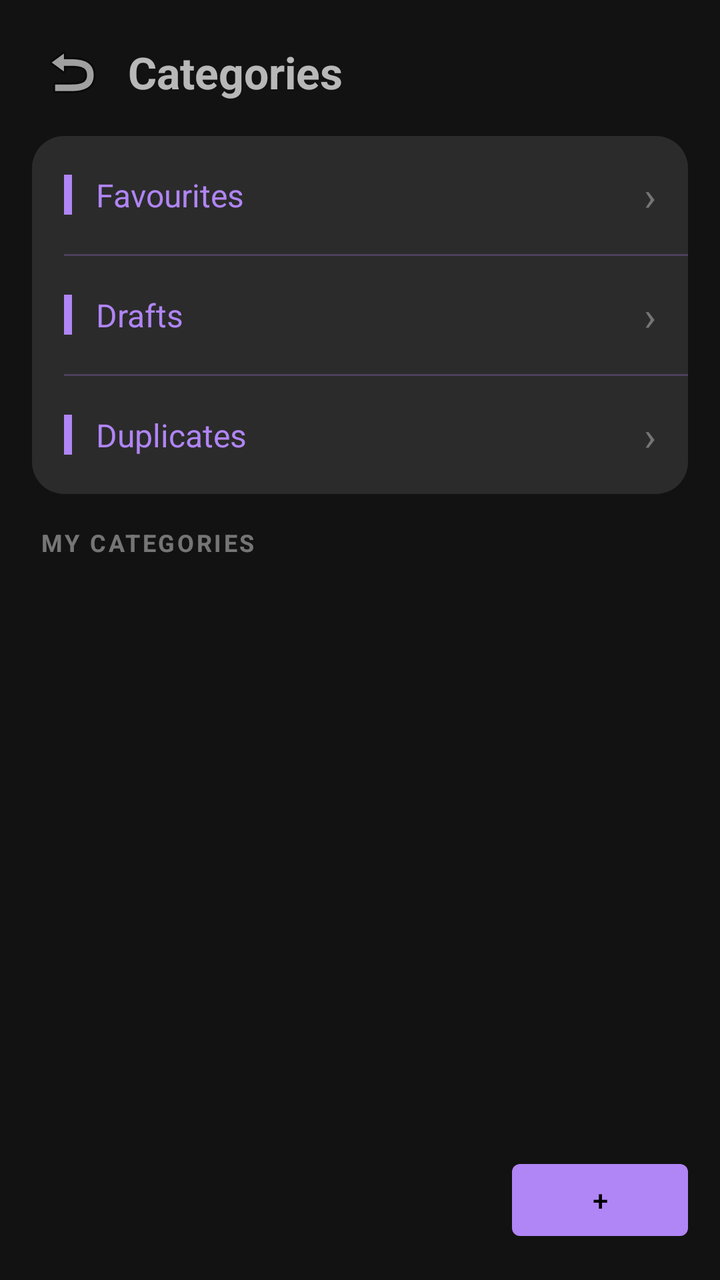
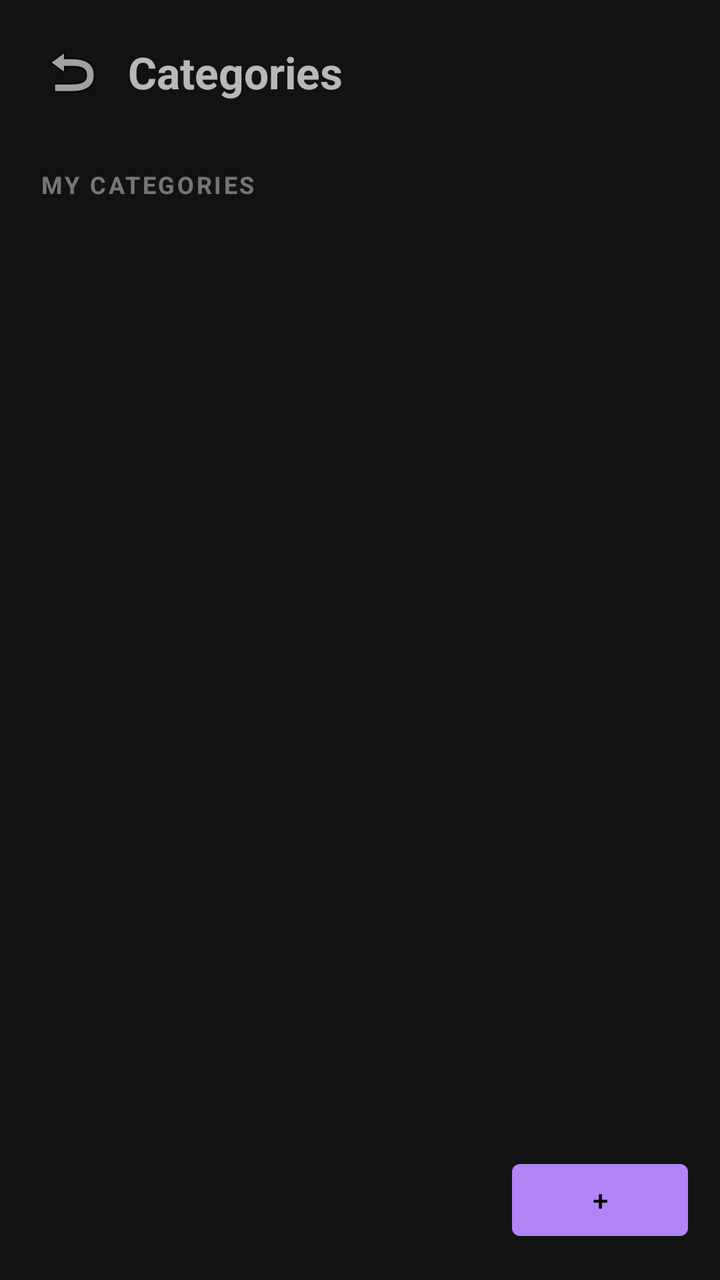

An Android layout rendered at two revisions. The XML below is the earlier revision; the diff shows what the commit changed to produce the second picture.
<!-- AndroidManifest.xml: activity theme Theme.Library.Default -->
<!-- res/layout/activity_categories.xml -->
<LinearLayout xmlns:android="http://schemas.android.com/apk/res/android"
    android:layout_width="match_parent"
    android:layout_height="match_parent"
    android:orientation="vertical"
    android:padding="16dp">

    <LinearLayout
        android:layout_width="match_parent"
        android:layout_height="wrap_content"
        android:orientation="horizontal"
        android:gravity="center_vertical"
        android:layout_marginBottom="12dp">

        <ImageButton
            android:id="@+id/backButton"
            android:layout_width="40dp"
            android:layout_height="40dp"
            android:padding="8dp"
            android:src="@android:drawable/ic_menu_revert"
            android:background="?attr/selectableItemBackground"
            android:contentDescription="Back" />

        <TextView
            android:layout_width="wrap_content"
            android:layout_height="wrap_content"
            android:layout_marginStart="8dp"
            android:text="Categories"
            android:textSize="22sp"
            android:textStyle="bold" />

    </LinearLayout>

    <LinearLayout
        android:layout_width="match_parent"
        android:layout_height="wrap_content"
        android:orientation="vertical"
        android:background="@drawable/settings_card_bg"
        android:layout_marginBottom="16dp">

        <LinearLayout
            android:id="@+id/pinnedFavouritesRow"
            android:layout_width="match_parent"
            android:layout_height="wrap_content"
            android:orientation="horizontal"
            android:gravity="center_vertical"
            android:clickable="true"
            android:focusable="true"
            android:background="?attr/selectableItemBackground"
            android:padding="16dp">

            <View
                android:layout_width="4dp"
                android:layout_height="20dp"
                android:background="?attr/appColorPrimary" />

            <TextView
                android:layout_width="0dp"
                android:layout_height="wrap_content"
                android:layout_weight="1"
                android:layout_marginStart="12dp"
                android:text="Favourites"
                android:textSize="16sp"
                android:textColor="?attr/appColorPrimary" />

            <TextView
                android:layout_width="wrap_content"
                android:layout_height="wrap_content"
                android:text="›"
                android:textSize="20sp"
                android:alpha="0.5" />

        </LinearLayout>

        <View
            android:layout_width="match_parent"
            android:layout_height="1dp"
            android:background="?attr/appColorPrimary"
            android:alpha="0.25"
            android:layout_marginStart="16dp" />

        <LinearLayout
            android:id="@+id/pinnedDraftsRow"
            android:layout_width="match_parent"
            android:layout_height="wrap_content"
            android:orientation="horizontal"
            android:gravity="center_vertical"
            android:clickable="true"
            android:focusable="true"
            android:background="?attr/selectableItemBackground"
            android:padding="16dp">

            <View
                android:layout_width="4dp"
                android:layout_height="20dp"
                android:background="?attr/appColorPrimary" />

            <TextView
                android:layout_width="0dp"
                android:layout_height="wrap_content"
                android:layout_weight="1"
                android:layout_marginStart="12dp"
                android:text="Drafts"
                android:textSize="16sp"
                android:textColor="?attr/appColorPrimary" />

            <TextView
                android:id="@+id/draftCountBadge"
                android:layout_width="wrap_content"
                android:layout_height="wrap_content"
                android:background="@drawable/badge_bg"
                android:textColor="?attr/appColorOnPrimary"
                android:textSize="12sp"
                android:textStyle="bold"
                android:paddingStart="8dp"
                android:paddingEnd="8dp"
                android:paddingTop="2dp"
                android:paddingBottom="2dp"
                android:layout_marginEnd="8dp"
                android:visibility="gone" />

            <TextView
                android:layout_width="wrap_content"
                android:layout_height="wrap_content"
                android:text="›"
                android:textSize="20sp"
                android:alpha="0.5" />

        </LinearLayout>

        <View
            android:layout_width="match_parent"
            android:layout_height="1dp"
            android:background="?attr/appColorPrimary"
            android:alpha="0.25"
            android:layout_marginStart="16dp" />

        <LinearLayout
            android:id="@+id/pinnedDuplicatesRow"
            android:layout_width="match_parent"
            android:layout_height="wrap_content"
            android:orientation="horizontal"
            android:gravity="center_vertical"
            android:clickable="true"
            android:focusable="true"
            android:background="?attr/selectableItemBackground"
            android:padding="16dp">

            <View
                android:layout_width="4dp"
                android:layout_height="20dp"
                android:background="?attr/appColorPrimary" />

            <TextView
                android:layout_width="0dp"
                android:layout_height="wrap_content"
                android:layout_weight="1"
                android:layout_marginStart="12dp"
                android:text="Duplicates"
                android:textSize="16sp"
                android:textColor="?attr/appColorPrimary" />

            <TextView
                android:layout_width="wrap_content"
                android:layout_height="wrap_content"
                android:text="›"
                android:textSize="20sp"
                android:alpha="0.5" />

        </LinearLayout>

    </LinearLayout>

    <TextView
        android:layout_width="match_parent"
        android:layout_height="wrap_content"
        android:text="MY CATEGORIES"
        android:textSize="12sp"
        android:textStyle="bold"
        android:letterSpacing="0.1"
        android:alpha="0.6"
        android:layout_marginBottom="6dp"
        android:layout_marginStart="4dp" />

    <androidx.recyclerview.widget.RecyclerView
        android:id="@+id/categoryRecyclerView"
        android:layout_width="match_parent"
        android:layout_height="0dp"
        android:layout_weight="1"
        android:layoutAnimation="@anim/layout_animation_fade_slide" />

    <Button
        android:id="@+id/addCategoryButton"
        android:layout_width="wrap_content"
        android:layout_height="wrap_content"
        android:layout_gravity="end"
        android:layout_marginTop="8dp"
        android:text="+" />

</LinearLayout>
<!-- resources referenced by this layout -->
<resources>
  <!-- drawable badge_bg (drawable) -->
  <shape xmlns:android="http://schemas.android.com/apk/res/android" android:shape="rectangle">
      <solid android:color="?attr/appColorPrimary" />
      <corners android:radius="10dp" />
  </shape>
  <!-- drawable settings_card_bg (drawable) -->
  <shape xmlns:android="http://schemas.android.com/apk/res/android" android:shape="rectangle">
      <solid android:color="?attr/appColorSurface" />
      <corners android:radius="16dp" />
  </shape>
  <style name="Theme.Library.Default" parent="Theme.MaterialComponents.NoActionBar">
          <item name="appColorPrimary">#B085F5</item>
          <item name="appColorOnPrimary">#000000</item>
          <item name="appColorOnSurface">#FFFFFF</item>
          <item name="appColorDelete">#E57373</item>
          <item name="appColorSurface">#2B2B2B</item>
          <item name="appColorDuplicateTagBg">#444444</item>
          <item name="appColorDuplicateTagText">#DDDDDD</item>
          <item name="colorPrimary">?attr/appColorPrimary</item>
          <item name="colorAccent">?attr/appColorPrimary</item>
          <item name="android:statusBarColor">?attr/appColorPrimary</item>
      </style>
</resources>

<!-- the commit's change to res/layout/activity_categories.xml (unified diff, before → after) -->
@@ -31,144 +31,12 @@
     </LinearLayout>
 
     <LinearLayout
+        android:id="@+id/pinnedContainer"
         android:layout_width="match_parent"
         android:layout_height="wrap_content"
         android:orientation="vertical"
         android:background="@drawable/settings_card_bg"
-        android:layout_marginBottom="16dp">
-
-        <LinearLayout
-            android:id="@+id/pinnedFavouritesRow"
-            android:layout_width="match_parent"
-            android:layout_height="wrap_content"
-            android:orientation="horizontal"
-            android:gravity="center_vertical"
-            android:clickable="true"
-            android:focusable="true"
-            android:background="?attr/selectableItemBackground"
-            android:padding="16dp">
-
-            <View
-                android:layout_width="4dp"
-                android:layout_height="20dp"
-                android:background="?attr/appColorPrimary" />
-
-            <TextView
-                android:layout_width="0dp"
-                android:layout_height="wrap_content"
-                android:layout_weight="1"
-                android:layout_marginStart="12dp"
-                android:text="Favourites"
-                android:textSize="16sp"
-                android:textColor="?attr/appColorPrimary" />
-
-            <TextView
-                android:layout_width="wrap_content"
-                android:layout_height="wrap_content"
-                android:text="›"
-                android:textSize="20sp"
-                android:alpha="0.5" />
-
-        </LinearLayout>
-
-        <View
-            android:layout_width="match_parent"
-            android:layout_height="1dp"
-            android:background="?attr/appColorPrimary"
-            android:alpha="0.25"
-            android:layout_marginStart="16dp" />
-
-        <LinearLayout
-            android:id="@+id/pinnedDraftsRow"
-            android:layout_width="match_parent"
-            android:layout_height="wrap_content"
-            android:orientation="horizontal"
-            android:gravity="center_vertical"
-            android:clickable="true"
-            android:focusable="true"
-            android:background="?attr/selectableItemBackground"
-            android:padding="16dp">
-
-            <View
-                android:layout_width="4dp"
-                android:layout_height="20dp"
-                android:background="?attr/appColorPrimary" />
-
-            <TextView
-                android:layout_width="0dp"
-                android:layout_height="wrap_content"
-                android:layout_weight="1"
-                android:layout_marginStart="12dp"
-                android:text="Drafts"
-                android:textSize="16sp"
-                android:textColor="?attr/appColorPrimary" />
-
-            <TextView
-                android:id="@+id/draftCountBadge"
-                android:layout_width="wrap_content"
-                android:layout_height="wrap_content"
-                android:background="@drawable/badge_bg"
-                android:textColor="?attr/appColorOnPrimary"
-                android:textSize="12sp"
-                android:textStyle="bold"
-                android:paddingStart="8dp"
-                android:paddingEnd="8dp"
-                android:paddingTop="2dp"
-                android:paddingBottom="2dp"
-                android:layout_marginEnd="8dp"
-                android:visibility="gone" />
-
-            <TextView
-                android:layout_width="wrap_content"
-                android:layout_height="wrap_content"
-                android:text="›"
-                android:textSize="20sp"
-                android:alpha="0.5" />
-
-        </LinearLayout>
-
-        <View
-            android:layout_width="match_parent"
-            android:layout_height="1dp"
-            android:background="?attr/appColorPrimary"
-            android:alpha="0.25"
-            android:layout_marginStart="16dp" />
-
-        <LinearLayout
-            android:id="@+id/pinnedDuplicatesRow"
-            android:layout_width="match_parent"
-            android:layout_height="wrap_content"
-            android:orientation="horizontal"
-            android:gravity="center_vertical"
-            android:clickable="true"
-            android:focusable="true"
-            android:background="?attr/selectableItemBackground"
-            android:padding="16dp">
-
-            <View
-                android:layout_width="4dp"
-                android:layout_height="20dp"
-                android:background="?attr/appColorPrimary" />
-
-            <TextView
-                android:layout_width="0dp"
-                android:layout_height="wrap_content"
-                android:layout_weight="1"
-                android:layout_marginStart="12dp"
-                android:text="Duplicates"
-                android:textSize="16sp"
-                android:textColor="?attr/appColorPrimary" />
-
-            <TextView
-                android:layout_width="wrap_content"
-                android:layout_height="wrap_content"
-                android:text="›"
-                android:textSize="20sp"
-                android:alpha="0.5" />
-
-        </LinearLayout>
-
-    </LinearLayout>
+        android:layout_marginBottom="16dp" />
 
     <TextView
         android:layout_width="match_parent"
<!-- resource entries referenced after the edit -->
@@ -1,10 +1,5 @@
 <!-- resources referenced by this layout -->
 <resources>
-  <!-- drawable badge_bg (drawable) -->
-  <shape xmlns:android="http://schemas.android.com/apk/res/android" android:shape="rectangle">
-      <solid android:color="?attr/appColorPrimary" />
-      <corners android:radius="10dp" />
-  </shape>
   <!-- drawable settings_card_bg (drawable) -->
   <shape xmlns:android="http://schemas.android.com/apk/res/android" android:shape="rectangle">
       <solid android:color="?attr/appColorSurface" />
